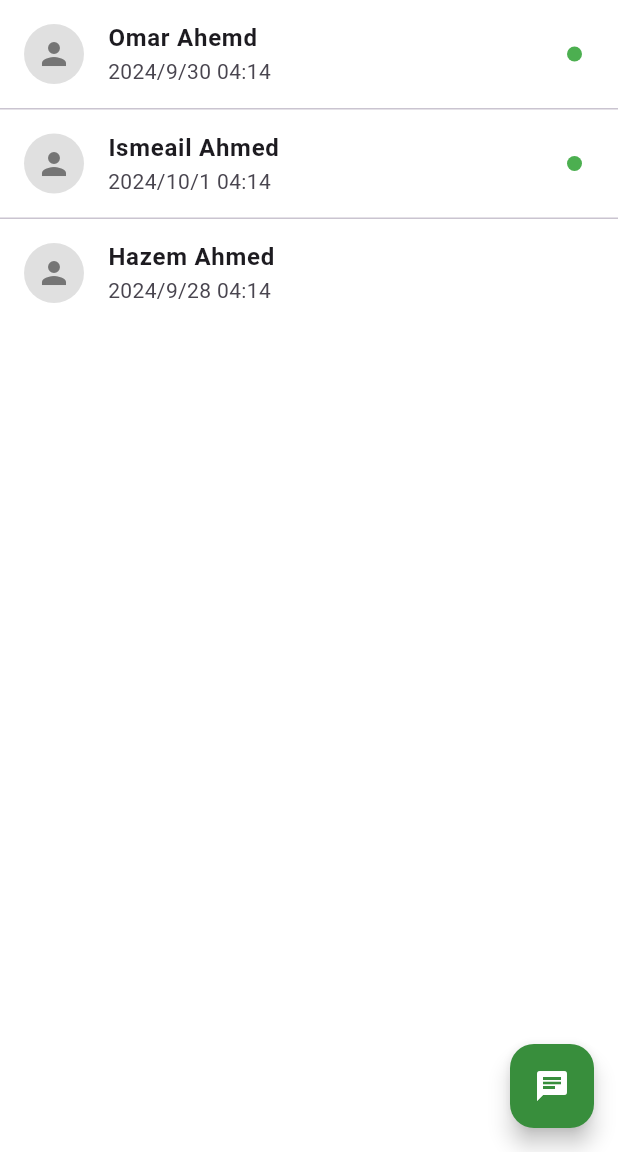
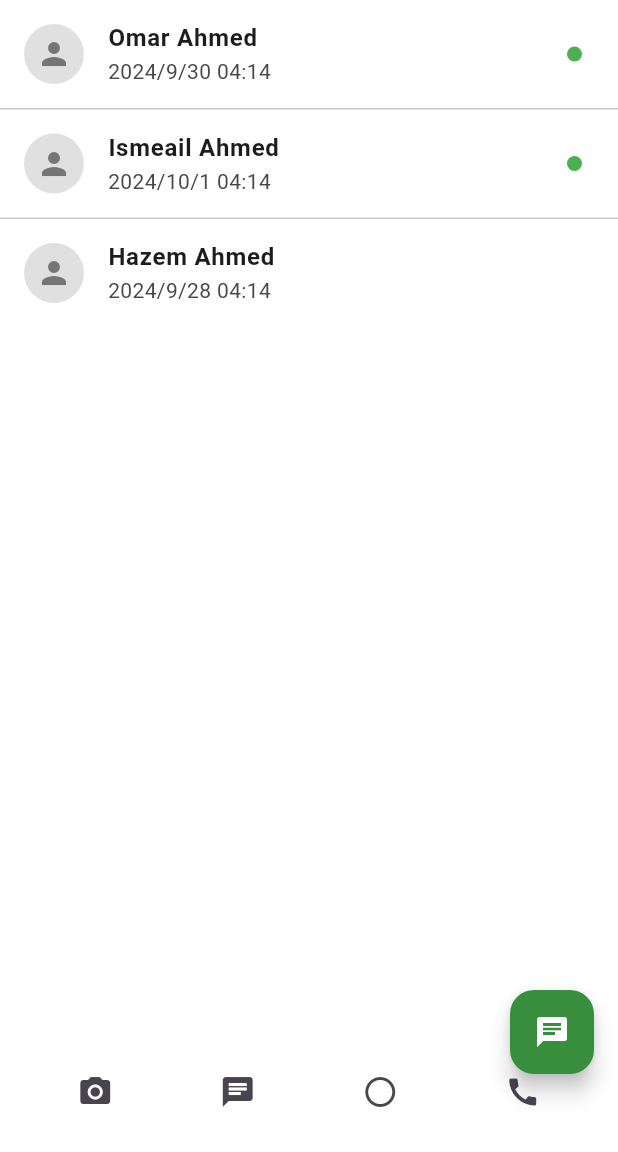
Before and after one commit to OmarAhmed-123/chatAppMentor, a Flutter app: the ChatListView screen opened by its route, on a phone screen of 412 x 824 dp, the part 84-1236 px from its top. Run offline on Flutter 3.47's test engine with Material 3 defaults, Android fonts, the phone set to English and light mode, and no system bars; accounts and stored records are empty.

Commit message:
last updat in the task

```diff
--- a/lib/features/chat/views/chat_list_view.dart
+++ b/lib/features/chat/views/chat_list_view.dart
@@ -1,3 +1,5 @@
+// ignore_for_file: use_super_parameters
+
 import 'package:flutter/material.dart';
 
 class ChatListView extends StatelessWidget {
@@ -8,7 +10,7 @@ class ChatListView extends StatelessWidget {
     // Dummy data for chat list
     final List<Map<String, String>> chats = [
       {
-        'name': 'Omar Ahemd',
+        'name': 'Omar Ahmed',
         'lastMessage': '2024/9/30 04:14',
         'status': 'online'
       },
@@ -80,6 +82,39 @@ class ChatListView extends StatelessWidget {
         backgroundColor: Colors.green[700],
         child: const Icon(Icons.chat, color: Colors.white),
       ),
+      bottomNavigationBar: BottomAppBar(
+        color: Colors.white,
+        child: Row(
+          mainAxisAlignment: MainAxisAlignment.spaceAround,
+          children: [
+            IconButton(
+              icon: const Icon(Icons.camera_alt),
+              onPressed: () {
+                // TODO: Implement camera functionality
+              },
+            ),
+            IconButton(
+              icon: const Icon(Icons.chat),
+              onPressed: () {
+                // Already on chat screen
+              },
+            ),
+            IconButton(
+              icon: const Icon(Icons.circle_outlined),
+              onPressed: () {
+                // TODO: Implement status functionality
+              },
+            ),
+            IconButton(
+              icon: const Icon(Icons.call),
+              onPressed: () {
+                // TODO: Implement calls functionality
+              },
+            ),
+          ],
+        ),
+      ),
+      floatingActionButtonLocation: FloatingActionButtonLocation.endDocked,
     );
   }
 }
```
